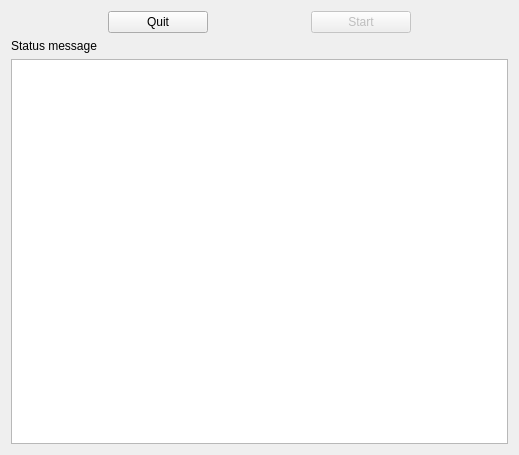
Qt form headers/PongServerView.ui (shinhermit/PongServer) before a commit.
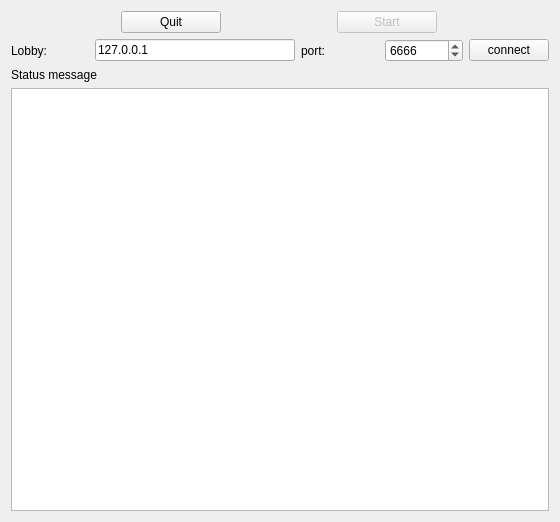
The same form after that commit.

What changed in the file:
```diff
--- a/headers/PongServerView.ui
+++ b/headers/PongServerView.ui
@@ -6,8 +6,8 @@
    <rect>
     <x>0</x>
     <y>0</y>
-    <width>519</width>
-    <height>455</height>
+    <width>560</width>
+    <height>522</height>
    </rect>
   </property>
   <property name="windowTitle">
@@ -47,6 +47,57 @@
      </item>
     </layout>
    </item>
+   <item>
+    <layout class="QHBoxLayout" name="horizontalLayout">
+     <item>
+      <widget class="QLabel" name="label_2">
+       <property name="text">
+        <string>Lobby: </string>
+       </property>
+      </widget>
+     </item>
+     <item>
+      <widget class="QLineEdit" name="lobbyHost">
+       <property name="maximumSize">
+        <size>
+         <width>200</width>
+         <height>16777215</height>
+        </size>
+       </property>
+       <property name="text">
+        <string>127.0.0.1</string>
+       </property>
+      </widget>
+     </item>
+     <item>
+      <widget class="QLabel" name="label_3">
+       <property name="text">
+        <string>port:</string>
+       </property>
+      </widget>
+     </item>
+     <item>
+      <widget class="QSpinBox" name="lobbyPort">
+       <property name="minimum">
+        <number>1024</number>
+       </property>
+       <property name="maximum">
+        <number>65535</number>
+       </property>
+       <property name="value">
+        <number>6666</number>
+       </property>
+      </widget>
+     </item>
+     <item>
+      <widget class="QPushButton" name="pushButton">
+       <property name="text">
+        <string>connect</string>
+       </property>
+      </widget>
+     </item>
+    </layout>
+   </item>
    <item>
     <widget class="QLabel" name="label">
      <property name="text">
```
Left out of the diff: 17 changed lines with no effect on the pictures.
